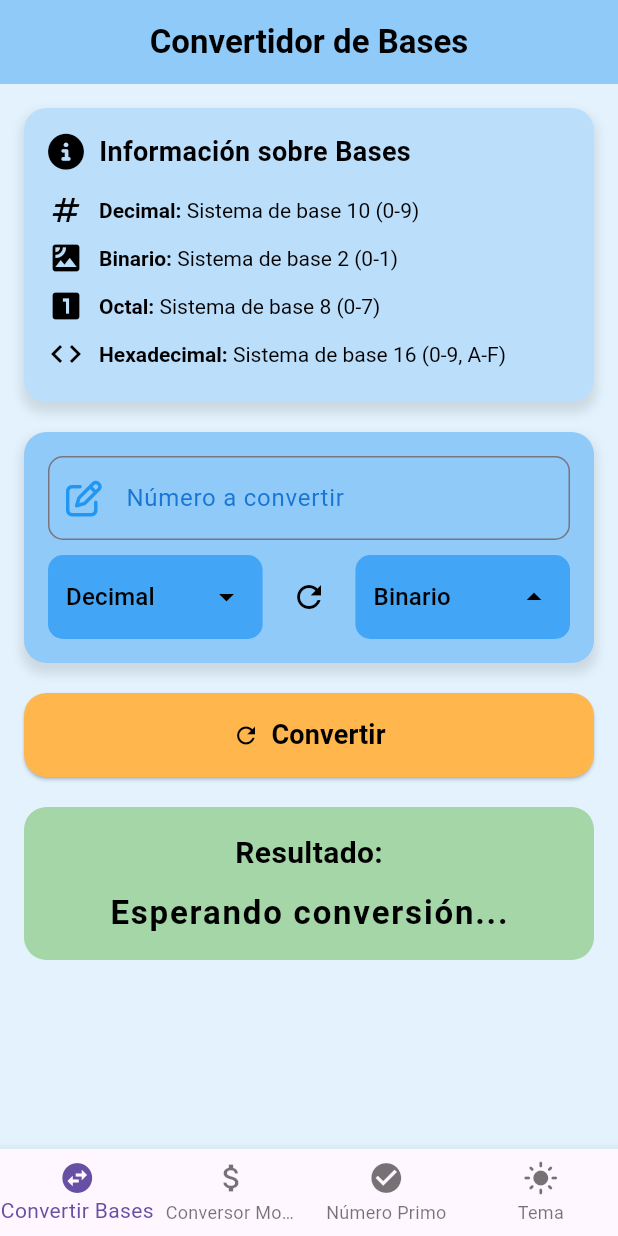
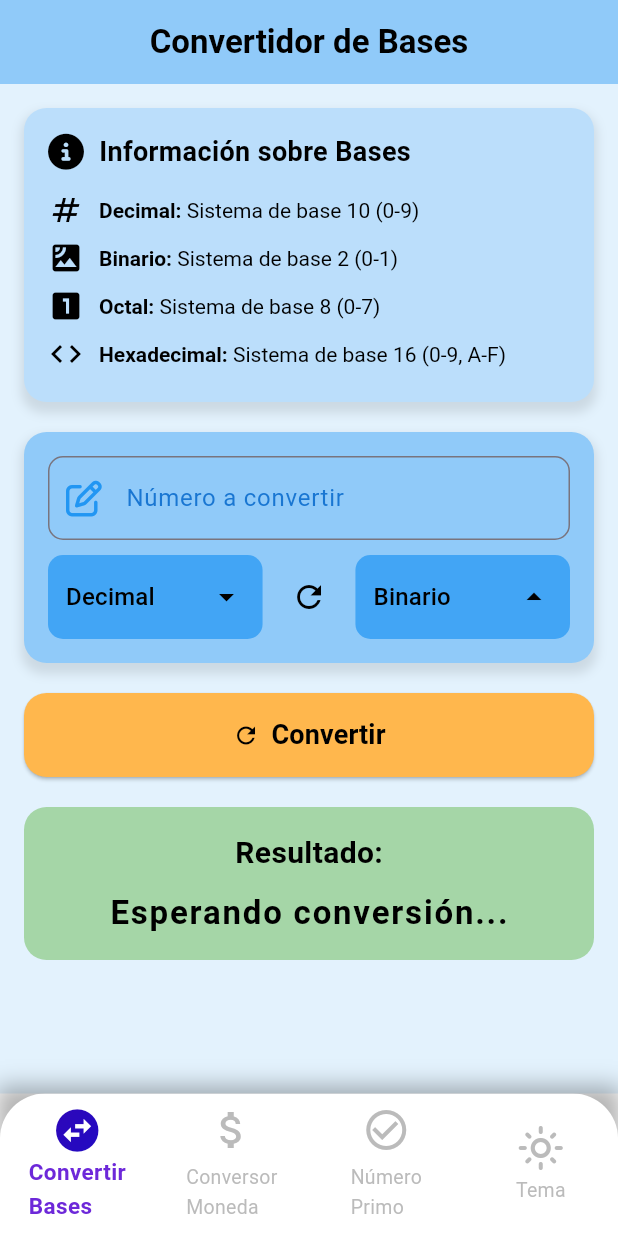
Before and after one commit to Marcelochoquecruz/INF632-APP-MOVIL-segundoParcial, a Flutter app: the screen it shows after launch, on a phone screen of 412 x 824 dp. Run offline on Flutter 3.47's test engine with Material 3 defaults, Android fonts, the light colour scheme and no system bars; our stand-ins replace font_awesome_flutter, get.

Commit message:
Barra de navegacion mejorada con stylos

```diff
--- a/lib/views/main_view.dart
+++ b/lib/views/main_view.dart
@@ -1,4 +1,3 @@
-// lib/views/main_view.dart
 import 'package:flutter/material.dart';
 import 'pagina1.dart';
 import 'pagina2.dart';
@@ -16,17 +15,40 @@ class _MainViewState extends State<MainView> {
   int _currentIndex = 0;
 
   final List<Widget> _pages = [
-    const Pagina1(), // Convertidor de bases
-    const Pagina2(), // Conversor de moneda
-    const Pagina3(), // Verificar número primo
-    Pagina4(), // Cambiar modo claro/oscuro
+    const Pagina1(),
+    const Pagina2(),
+    const Pagina3(),
+    Pagina4(),
+  ];
+
+  // Lista de gradientes para cada ícono
+  final List<List<Color>> _iconGradients = [
+    [const Color(0xFF6D28D9), const Color(0xFF4F46E5)], // Violeta a Azul para Bases
+    [const Color(0xFF059669), const Color(0xFF10B981)], // Verde para Moneda
+    [const Color(0xFFD97706), const Color(0xFFFBBF24)], // Naranja para Primo
+    [const Color(0xFFDB2777), const Color(0xFFF472B6)], // Rosa para Tema
   ];
 
   @override
   Widget build(BuildContext context) {
     return Scaffold(
       body: _pages[_currentIndex],
-      bottomNavigationBar: BottomNavigationBar(
+      bottomNavigationBar: Container(
+        decoration: BoxDecoration(
+          boxShadow: [
+            BoxShadow(
+              color: Colors.black.withOpacity(0.3), // Sombra más intensa
+              blurRadius: 12, // Mayor difuminado
+              spreadRadius: 2,
+              offset: const Offset(0, -3),
+            ),
+          ],
+        ),
+        child: ClipRRect(
+          borderRadius: const BorderRadius.vertical(
+            top: Radius.circular(30), // Bordes más redondeados
+          ),
+          child: BottomNavigationBar(
             currentIndex: _currentIndex,
             onTap: (index) {
               setState(() {
@@ -34,25 +56,99 @@ class _MainViewState extends State<MainView> {
               });
             },
             type: BottomNavigationBarType.fixed,
-        items: const [
-          BottomNavigationBarItem(
-            icon: Icon(Icons.swap_horizontal_circle),
-            label: 'Convertir Bases',
+            backgroundColor: Theme.of(context).brightness == Brightness.dark
+                ? const Color(0xFF1A1A1A) // Fondo más oscuro
+                : Colors.white,
+            selectedItemColor: _iconGradients[_currentIndex][0], // Color dinámico
+            unselectedItemColor: Colors.grey.withOpacity(0.7),
+            selectedLabelStyle: const TextStyle(
+              fontWeight: FontWeight.bold,
+              fontSize: 15, // Texto más grande
+              height: 1.5, // Mejor espaciado
             ),
-          BottomNavigationBarItem(
-            icon: Icon(Icons.attach_money),
-            label: 'Conversor Moneda',
+            unselectedLabelStyle: const TextStyle(
+              fontSize: 13,
+              height: 1.5,
             ),
-          BottomNavigationBarItem(
-            icon: Icon(Icons.check_circle),
-            label: 'Número Primo',
+            elevation: 0,
+            iconSize: 32, // Iconos más grandes
+            selectedIconTheme: const IconThemeData(
+              size: 34, // Iconos seleccionados aún más grandes
             ),
-          BottomNavigationBarItem(
-            icon: Icon(Icons.light_mode),
-            label: 'Tema',
+            items: [
+              _buildNavigationBarItem(
+                Icons.swap_horizontal_circle_outlined,
+                Icons.swap_horizontal_circle,
+                'Convertir\nBases',
+                0,
+              ),
+              _buildNavigationBarItem(
+                Icons.attach_money_outlined,
+                Icons.attach_money,
+                'Conversor\nMoneda',
+                1,
+              ),
+              _buildNavigationBarItem(
+                Icons.check_circle_outline,
+                Icons.check_circle,
+                'Número\nPrimo',
+                2,
+              ),
+              _buildNavigationBarItem(
+                Icons.light_mode_outlined,
+                Icons.light_mode,
+                'Tema',
+                3,
               ),
             ],
           ),
+        ),
+      ),
+    );
+  }
+
+  BottomNavigationBarItem _buildNavigationBarItem(
+    IconData unselectedIcon,
+    IconData selectedIcon,
+    String label,
+    int index,
+  ) {
+    return BottomNavigationBarItem(
+      icon: Stack(
+        alignment: Alignment.center,
+        children: [
+          Icon(unselectedIcon),
+          if (_currentIndex == index)
+            Container(
+              width: 50,
+              height: 50,
+              decoration: BoxDecoration(
+                shape: BoxShape.circle,
+                gradient: RadialGradient(
+                  colors: [
+                    _iconGradients[index][0].withOpacity(0.1),
+                    Colors.transparent,
+                  ],
+                  radius: 0.7,
+                ),
+              ),
+            ),
+        ],
+      ),
+      activeIcon: ShaderMask(
+        shaderCallback: (Rect bounds) {
+          return LinearGradient(
+            colors: _iconGradients[index],
+            begin: Alignment.topLeft,
+            end: Alignment.bottomRight,
+          ).createShader(bounds);
+        },
+        child: Icon(
+          selectedIcon,
+          size: 34, // Tamaño del ícono activo
+        ),
+      ),
+      label: label,
     );
   }
 }
```
Lines whose indentation alone changed are shown as unchanged.
